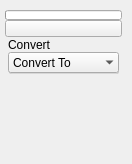
This is ui/1_base_menus/2_sub_menus/3_main_menus/convert.ui in m3trik/Scripts_portable as Qt 5 draws it before an edit. The edited form follows.
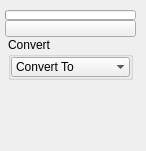
This is the edited form. Custom widgets are drawn as their Qt base class.

The edit to the form file:
```diff
--- a/ui/1_base_menus/2_sub_menus/3_main_menus/convert.ui
+++ b/ui/1_base_menus/2_sub_menus/3_main_menus/convert.ui
@@ -9,8 +9,8 @@
    <rect>
     <x>0</x>
     <y>0</y>
-    <width>132</width>
-    <height>164</height>
+    <width>146</width>
+    <height>151</height>
    </rect>
   </property>
   <property name="minimumSize">
@@ -43,8 +43,8 @@
      <rect>
       <x>5</x>
       <y>10</y>
-      <width>117</width>
-      <height>134</height>
+      <width>131</width>
+      <height>122</height>
      </rect>
     </property>
     <layout class="QGridLayout" name="gridLayout_2">
@@ -84,44 +84,53 @@
        <item>
         <layout class="QVBoxLayout" name="verticalLayout">
          <property name="spacing">
-          <number>12</number>
+          <number>0</number>
          </property>
          <item>
           <widget class="QGroupBox" name="groupBox">
            <property name="minimumSize">
             <size>
-             <width>0</width>
-             <height>37</height>
+             <width>125</width>
+             <height>0</height>
             </size>
            </property>
            <property name="maximumSize">
             <size>
-             <width>111</width>
+             <width>125</width>
              <height>999</height>
             </size>
            </property>
            <property name="title">
             <string>Convert</string>
            </property>
+           <layout class="QVBoxLayout" name="verticalLayout_2">
+            <property name="spacing">
+             <number>0</number>
+            </property>
+            <property name="leftMargin">
+             <number>0</number>
+            </property>
+            <property name="topMargin">
+             <number>0</number>
+            </property>
+            <property name="rightMargin">
+             <number>0</number>
+            </property>
+            <property name="bottomMargin">
+             <number>0</number>
+            </property>
+            <item>
            <widget class="QComboBox_" name="cmb001">
-            <property name="geometry">
-             <rect>
-              <x>0</x>
-              <y>15</y>
-              <width>111</width>
-              <height>21</height>
-             </rect>
-            </property>
             <property name="minimumSize">
              <size>
-              <width>111</width>
-              <height>21</height>
+                <width>0</width>
+                <height>20</height>
              </size>
             </property>
             <property name="maximumSize">
              <size>
-              <width>0</width>
-              <height>21</height>
+                <width>999</width>
+                <height>20</height>
              </size>
             </property>
             <property name="maxVisibleItems">
@@ -139,6 +148,8 @@
              </property>
             </item>
            </widget>
+            </item>
+           </layout>
           </widget>
          </item>
          <item>
```
Lines whose indentation alone changed are shown as unchanged.
